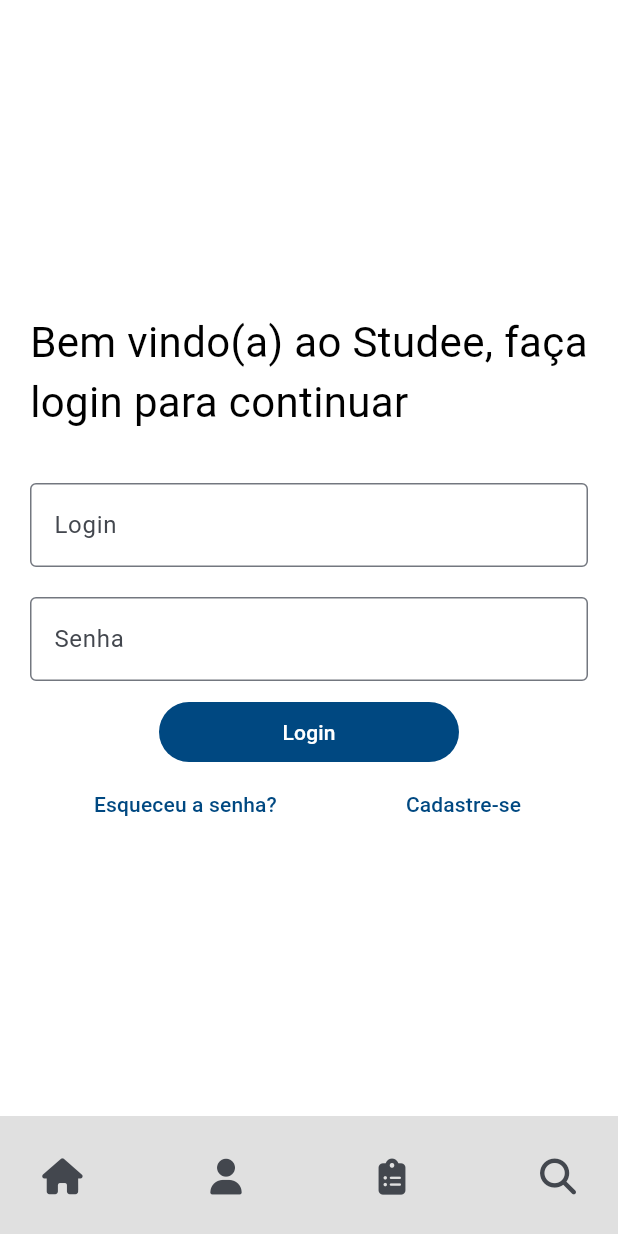
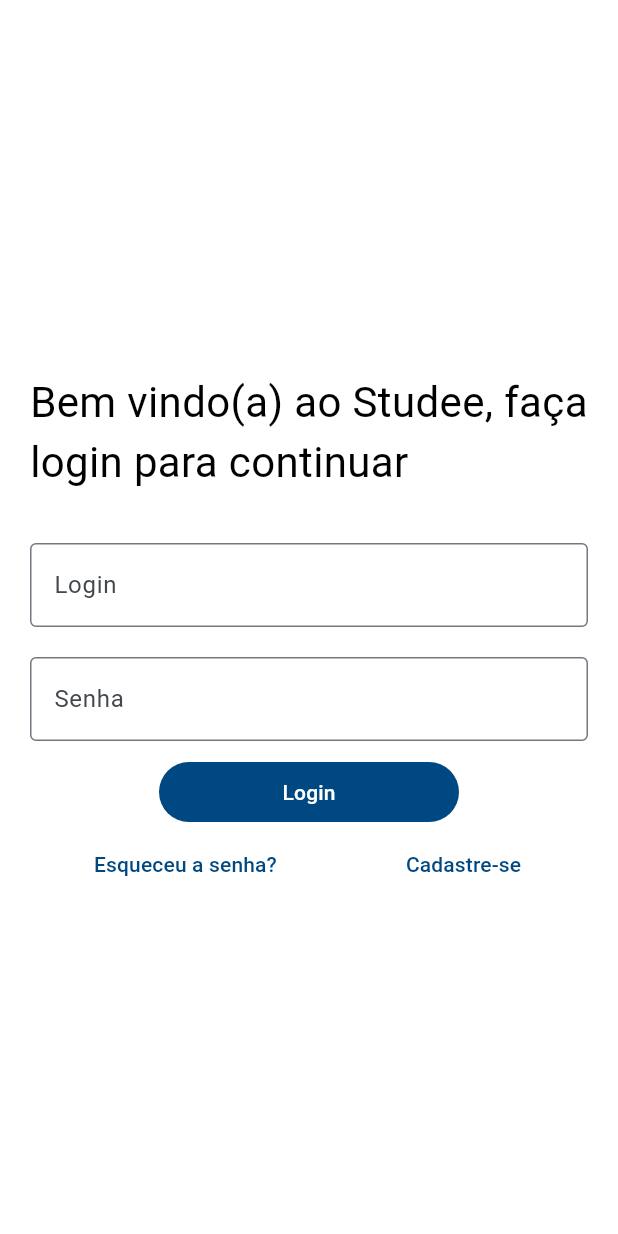
Before and after one commit to Matheus-mt10/studee_educacional, a Flutter app: the screen it shows after launch, on a phone screen of 412 x 824 dp. Run offline on Flutter 3.47's test engine with Material 3 defaults, Android fonts, the phone set to English and light mode, and no system bars; our stand-ins replace flex_color_scheme, font_awesome_flutter, go_router.

Commit message:
Atualização BottomAppBar

```diff
--- a/lib/components/basescaffold_screen.dart
+++ b/lib/components/basescaffold_screen.dart
@@ -5,8 +5,9 @@
 class BaseScaffold extends StatefulWidget {
   final Widget body;
   final bool showAppBar;
+  final bool showBottomBar;
 
-  const BaseScaffold({required this.body, this.showAppBar = true, super.key});
+  const BaseScaffold({required this.body, this.showAppBar = true, this.showBottomBar=true ,super.key});
 
   @override
   State<BaseScaffold> createState() => _BaseScaffoldState();
@@ -31,22 +32,25 @@
           padding: const EdgeInsets.symmetric(horizontal: 20.0),
           child: widget.body,
         ),
-        bottomNavigationBar: BottomAppBar(
+        bottomNavigationBar: widget.showAppBar ? BottomAppBar(
           color: Colors.black12,
           child: Row(
             mainAxisAlignment: MainAxisAlignment.spaceBetween,
             children: [
-              IconButton(onPressed: () {}, icon: const Icon(FontAwesomeIcons.house)),
               IconButton(
-                  onPressed: () {}, icon: const Icon(FontAwesomeIcons.solidUser)),
+                  onPressed: () {}, icon: const Icon(FontAwesomeIcons.house)),
               IconButton(
-                  onPressed: () {}, icon: const Icon(FontAwesomeIcons.clipboardList)),
+                  onPressed: () {},
+                  icon: const Icon(FontAwesomeIcons.solidUser)),
+              IconButton(
+                  onPressed: () {},
+                  icon: const Icon(FontAwesomeIcons.clipboardList)),
               IconButton(
                   onPressed: () {},
                   icon: const Icon(FontAwesomeIcons.magnifyingGlass))
             ],
           ),
-        ),
+        ):null,
       ),
     );
   }
--- a/lib/screens/login_screen.dart
+++ b/lib/screens/login_screen.dart
@@ -15,6 +15,7 @@
   Widget build(BuildContext context) {
     return BaseScaffold(
       showAppBar: false,
+      showBottomBar: false,
       body: Center(
         child: Column(
           mainAxisAlignment: MainAxisAlignment.center,
```
